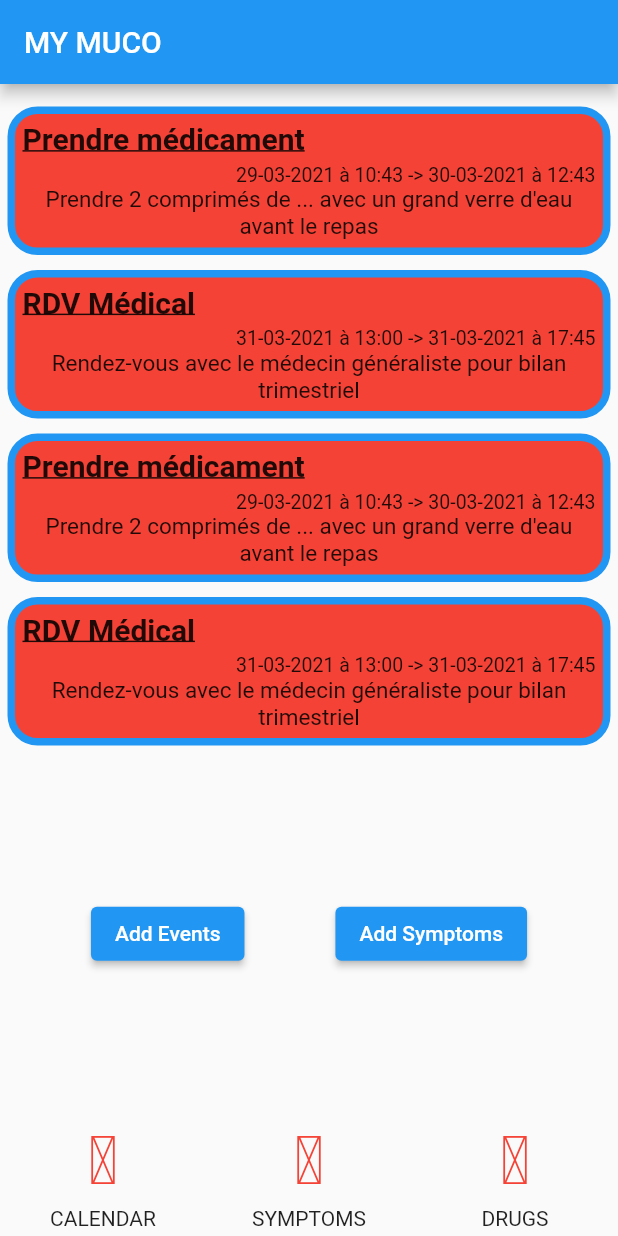
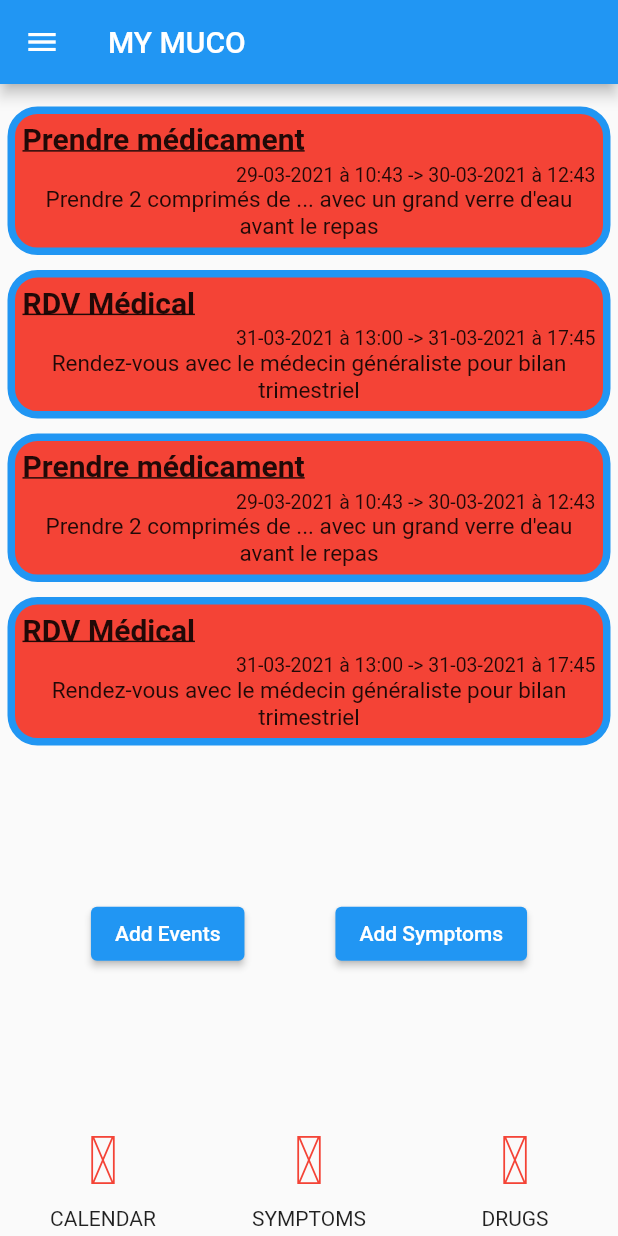
Before and after one commit to Kritor-cyber/MaMuco, a Flutter app: the screen it shows after launch, on a phone screen of 412 x 824 dp. Run offline on Flutter 3.47's test engine with Material 2 defaults, Android fonts, the phone set to English and light mode, and no system bars; our stand-ins replace syncfusion_flutter_calendar; missing offline and left inert: syncfusion_localizations.

Commit message:
Ajout d'un menu permettant notamment un accès au graphique de poids

```diff
--- a/lib/mainPage.dart
+++ b/lib/mainPage.dart
@@ -4,6 +4,7 @@ import 'package:ma_muco/Calendars/CalendarWidget.dart';
 import 'package:ma_muco/Calendars/DrugsCalendar.dart';
 import 'package:ma_muco/Calendars/MeetingsCalendar.dart';
 import 'package:ma_muco/Calendars/SymptomsCalendar.dart';
+import 'package:ma_muco/WeightGraph.dart';
 import 'package:ma_muco/customIcons.dart';
 import 'package:ma_muco/utilities.dart';
 
@@ -119,6 +120,23 @@ class mainPage extends StatelessWidget {
       appBar: AppBar(
         title: Text(language.getAppName()),
       ),
+      drawer: Drawer(
+        child: ListView(
+          children: [
+            ListTile(
+              title: Text(language.getWeightGraph()),
+              leading: Image (image: AssetImage("assets/graph.png")),
+              onTap: () {
+                Navigator.push( context, MaterialPageRoute(builder: (context) => WeightGraph()));
+              },
+            ),
+            ListTile(
+              title: Text('Page 2'),
+              onTap: () {},
+            ),
+          ],
+        ),
+      ),
       body: Container(
         margin: EdgeInsets.only(top: 10),
         child: Column(
--- a/pubspec.yaml
+++ b/pubspec.yaml
@@ -59,6 +59,7 @@ flutter:
     - assets/calendar-event-fill.png
     - assets/calendar-x-fill.png
     - assets/calendar2-check-fill.png
+    - assets/graph.png
 
   fonts:
     - family: fontIcons
```
Also changed, not shown: lib/WeightGraph.dart (added, +15 -0 lines), lib/internationalization.dart (+10 -0 lines), pubspec.lock.
